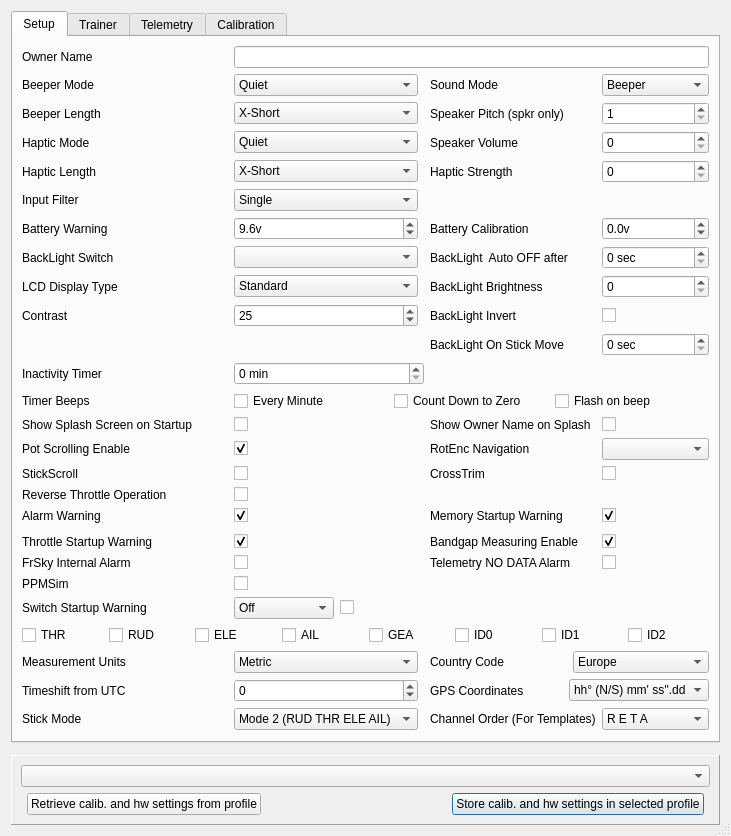
Before: the Qt Designer form src/generaledit.ui in roberto1903/companion9x, drawn with Qt 5.
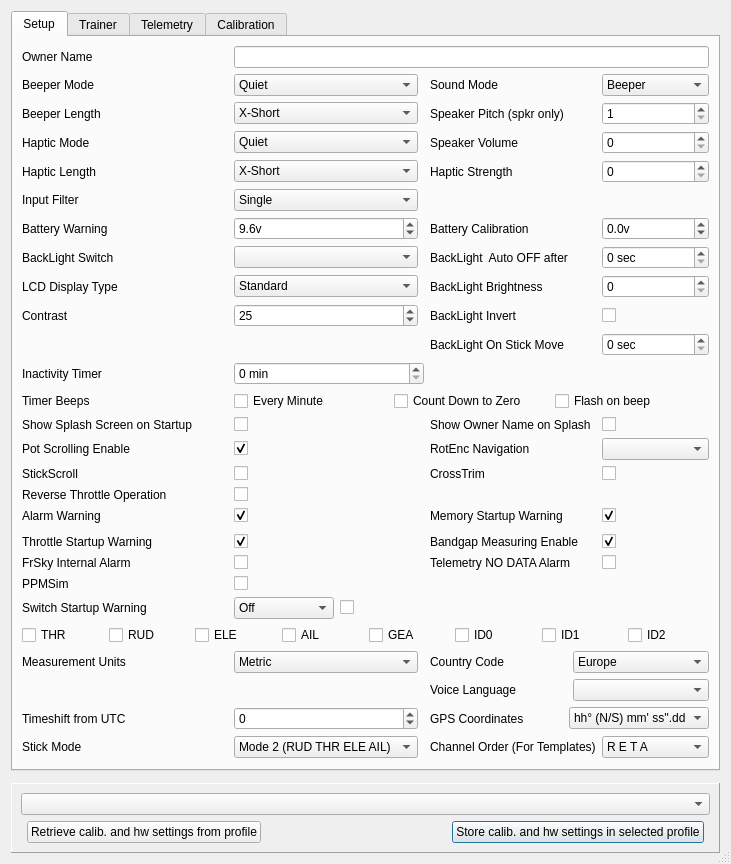
After: the same form once the commit is applied. Icons and pictures are not drawn.

Diff of the .ui file:
```diff
--- a/src/generaledit.ui
+++ b/src/generaledit.ui
@@ -6,7 +6,7 @@
    <rect>
     <x>0</x>
     <y>0</y>
-    <width>683</width>
+    <width>707</width>
     <height>818</height>
    </rect>
   </property>
@@ -248,7 +248,7 @@
          </item>
         </widget>
        </item>
-       <item row="42" column="2">
+       <item row="46" column="2">
         <widget class="QSpinBox" name="timezoneSB">
          <property name="minimum">
           <number>-14</number>
@@ -275,7 +275,7 @@
          </property>
         </widget>
        </item>
-       <item row="43" column="4">
+       <item row="47" column="4">
         <widget class="QLabel" name="label_13">
          <property name="text">
           <string>Channel Order (For Templates)</string>
@@ -292,7 +292,7 @@
          </property>
         </widget>
        </item>
-       <item row="43" column="2">
+       <item row="47" column="2">
         <widget class="QComboBox" name="stickmodeCB">
          <property name="toolTip">
           <string/>
@@ -868,7 +868,7 @@
          </property>
         </widget>
        </item>
-       <item row="42" column="4" colspan="2">
+       <item row="46" column="4" colspan="2">
         <layout class="QHBoxLayout" name="gpsFormatLayout">
          <item>
           <widget class="QLabel" name="gpsFormatLabel">
@@ -893,14 +893,14 @@
          </item>
         </layout>
        </item>
-       <item row="42" column="0">
+       <item row="46" column="0">
         <widget class="QLabel" name="label_timezone">
          <property name="text">
           <string>Timeshift from UTC</string>
          </property>
         </widget>
        </item>
-       <item row="43" column="5">
+       <item row="47" column="5">
         <widget class="QComboBox" name="channelorderCB">
          <property name="toolTip">
           <string/>
@@ -1052,7 +1052,7 @@
          </property>
         </widget>
        </item>
-       <item row="43" column="0">
+       <item row="47" column="0">
         <widget class="QLabel" name="label_14">
          <property name="text">
           <string>Stick Mode</string>
@@ -1495,6 +1495,20 @@
          </property>
         </widget>
        </item>
+       <item row="44" column="4" colspan="2">
+        <layout class="QHBoxLayout" name="horizontalLayout_4">
+         <item>
+          <widget class="QLabel" name="VoiceLang_label">
+           <property name="text">
+            <string>Voice Language</string>
+           </property>
+          </widget>
+         </item>
+         <item>
+          <widget class="QComboBox" name="voiceLang_CB"/>
+         </item>
+        </layout>
+       </item>
       </layout>
      </widget>
      <widget class="QWidget" name="tabTrainer">
```
Left out of the diff: 144 changed lines with no effect on the pictures.
